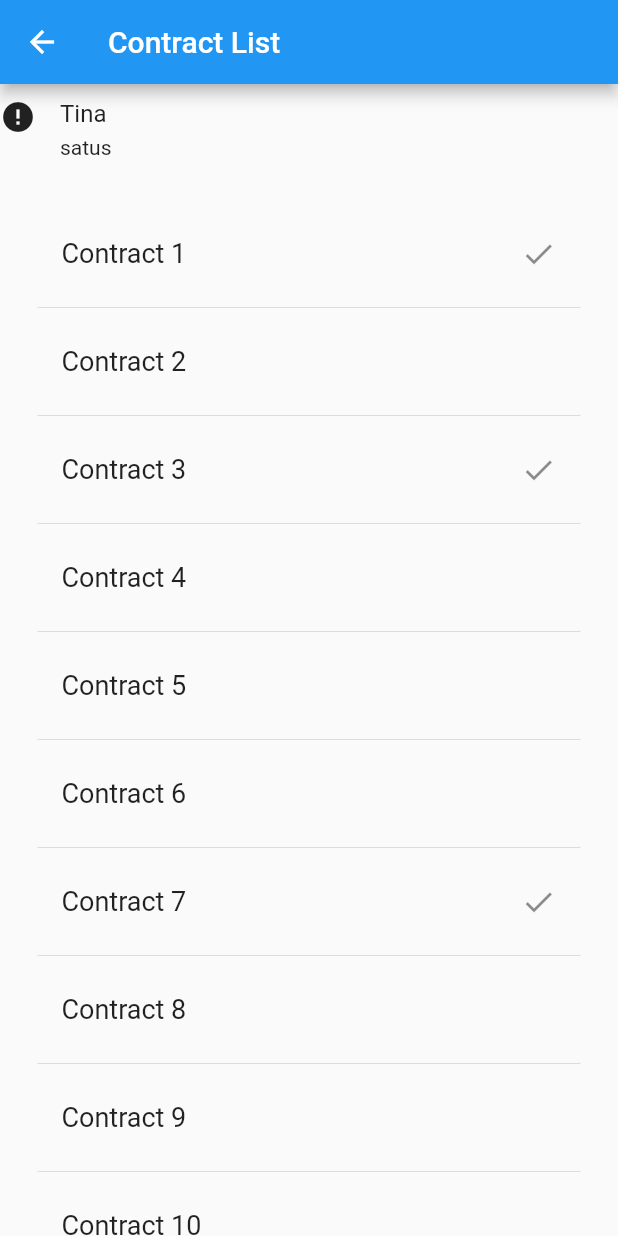
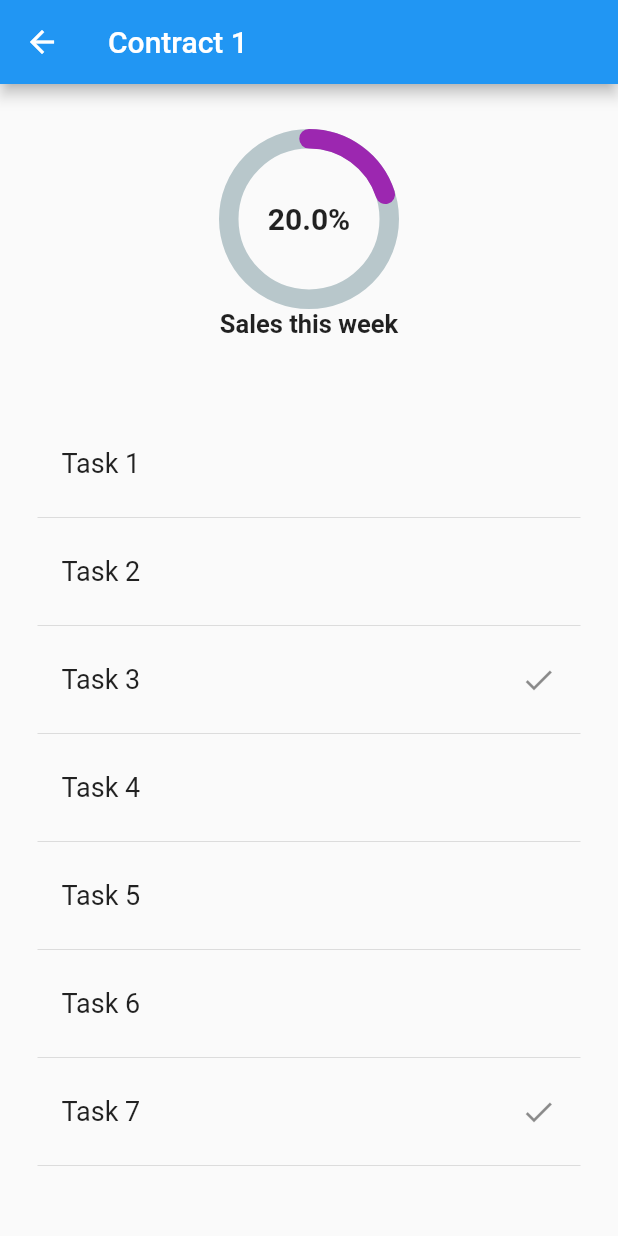
Before and after one commit to nelsontrangithub/task-manager-kore, a Flutter app: the ContractList screen opened by its route, after a tap on "Contract 1", on a phone screen of 412 x 824 dp. Run offline on Flutter 3.47's test engine with Material 2 defaults, Android fonts, the phone set to English and light mode, and no system bars; drawn by our look-alikes of cached_network_image, percent_indicator; network calls fail.

Commit message:
tasklist skeleton

```diff
--- a/kore_app/lib/contract.dart
+++ /dev/null
@@ -1,6 +0,0 @@
-class Contract {
-  String title;
-  bool isCompleted;
-
-  Contract(this.title, this.isCompleted);
-}
--- /dev/null
+++ b/kore_app/lib/contractDetail.dart
@@ -0,0 +1,117 @@
+import 'package:flutter/material.dart';
+import 'package:percent_indicator/circular_percent_indicator.dart';
+import 'data/contract.dart';
+import 'data/task.dart';
+
+class ContractDetailState extends State<ContractDetail> {
+
+  final _biggerFont = const TextStyle(fontSize: 18.0);
+  final _tasks = <Task>[];
+  int _count = 0;
+
+  //one of the state lifecycle function, only load once
+  //good place for dummydata loading
+  @override
+  initState() {
+    super.initState();
+
+    /*dummy data*/
+    _tasks.add(Task("Task 1", false));
+    _tasks.add(Task("Task 2", false));
+    _tasks.add(Task("Task 3", true));
+    _tasks.add(Task("Task 4", false));
+    _tasks.add(Task("Task 5", false));
+    _tasks.add(Task("Task 6", false));
+    _tasks.add(Task("Task 7", true));
+    //initialized the number of completed task
+          _tasks.map((task) => (){
+            if(task.isCompleted){
+                _count++;
+            }
+          });
+
+  }
+
+  @override
+  Widget build(BuildContext context) {
+    return Scaffold(
+      appBar: AppBar(
+        title: Text(widget.contract.title),
+        // actions: <Widget>[      // Add 3 lines from here...
+        //     IconButton(icon: Icon(Icons.list), onPressed: _pushSaved),
+        //   ],
+      ),
+      body: new Column(children: <Widget>[ _buildPercentIndicator(), _buildList()]),
+    );
+  }
+
+  Widget _buildPercentIndicator() {
+    return new Container (
+      padding: const EdgeInsets.symmetric(vertical: 30.0),
+      child: new CircularPercentIndicator(
+                radius: 120.0,
+                lineWidth: 13.0,
+                animation: true,
+                percent: widget.contract.percentage*0.01,
+                center: new Text(
+                  widget.contract.percentage.toString() + "%",
+                  style:
+                      new TextStyle(fontWeight: FontWeight.bold, fontSize: 20.0),
+                ),
+                footer: new Text(
+                  "Sales this week",
+                  style:
+                      new TextStyle(fontWeight: FontWeight.bold, fontSize: 17.0),
+                ),
+                circularStrokeCap: CircularStrokeCap.round,
+                progressColor: Colors.purple,
+              ),
+    );
+  }
+
+  Widget _buildList() {
+    return Flexible(
+        child: ListView.builder(
+            padding: const EdgeInsets.all(25.0),
+            itemBuilder: (context, i) {
+              if (i.isOdd) return Divider();
+
+              final index = i ~/ 2;
+              if (_tasks.length > index) {
+                return _buildRow(_tasks[index]);
+              }
+              return null;
+            }));
+  }
+
+  Widget _buildRow(Task task) {
+    return ListTile(
+      title: Text(
+        task.title,
+        style: _biggerFont,
+      ),
+      trailing: Icon(
+        // Add the lines from here...
+        task.isCompleted ? Icons.done : null,
+      ),
+      onTap: () {
+        setState(() {
+          task.isCompleted = !task.isCompleted;
+          // if(task.isCompleted) _count++;
+          // else _count--;
+          // widget.contract.percentage = _count/_tasks.length;
+        });
+      },
+    );
+  }
+
+}
+
+class ContractDetail extends StatefulWidget {
+  final Contract contract;
+
+  const ContractDetail({Key key, this.contract}): super(key: key);
+
+  @override
+  ContractDetailState createState() => new ContractDetailState();
+}
--- a/kore_app/lib/contractList.dart
+++ b/kore_app/lib/contractList.dart
@@ -1,14 +1,38 @@
 import 'package:flutter/material.dart';
 import 'package:cached_network_image/cached_network_image.dart';
-import 'contract.dart';
+import 'data/contract.dart';
 import 'data/user.dart';
+import 'contractDetail.dart';
 
 class ContractListState extends State<ContractList> {
   final _contractStates = <ContractList>[];
-  final _user = User("Tina", "https://image.flaticon.com/icons/png/128/201/201570.png", "satus");
+  final _user = User("Tina",
+      "https://image.flaticon.com/icons/png/128/201/201570.png", "satus");
   final _contracts = <Contract>[];
   final _biggerFont = const TextStyle(fontSize: 18.0);
+  final _nameFont = const TextStyle(fontSize: 28.0);
   // final Set<ContractInfo> _saved = Set<ContractInfo>();
+
+  //one of the state lifecycle function, only load once
+  //good place for dummydata loading
+  @override
+  initState() {
+    super.initState();
+
+    /*dummy data*/
+    _contracts.add(Contract("Contract 1", false, 20));
+    _contracts.add(Contract("Contract 2", false, 50));
+    _contracts.add(Contract("Contract 3", true, 100));
+    _contracts.add(Contract("Contract 4", false, 40));
+    _contracts.add(Contract("Contract 5", false, 50));
+    _contracts.add(Contract("Contract 6", false, 60));
+    _contracts.add(Contract("Contract 7", true, 70));
+    _contracts.add(Contract("Contract 8", false, 80));
+    _contracts.add(Contract("Contract 9", false, 100));
+    _contracts.add(Contract("Contract 10", false, 100));
+    _contracts.add(Contract("Contract 11", true, 100));
+    _contracts.add(Contract("Contract 12", false, 100));
+  }
 
   @override
   Widget build(BuildContext context) {
@@ -19,55 +43,47 @@ class ContractListState extends State<ContractList> {
         //     IconButton(icon: Icon(Icons.list), onPressed: _pushSaved),
         //   ],
       ),
-    body: new Column(children:<Widget>[_profileRow(), _buildList()]),
+      body: new Column(children: <Widget>[_profileRow(), _buildList()]),
     );
   }
+
   Widget _profileRow() {
     return Container(
-      margin: const EdgeInsets.symmetric(vertical: 10.0),
+      // margin: const EdgeInsets.symmetric(vertical: 0.0),
+      padding: const EdgeInsets.symmetric(vertical: 10.0),
+      decoration: BoxDecoration(
+        color: Colors.black12,
+      ),
       child: new Row(
-        crossAxisAlignment: CrossAxisAlignment.start,
+        crossAxisAlignment: CrossAxisAlignment.center,
         children: <Widget>[
-          new Container(
-            margin: const EdgeInsets.only(right: 16.0),
+          //Using expanded to ensure the image is always sized with contraint
+          Expanded(
+            child: new Container(
+              height: 150.0,
+              // margin: const EdgeInsets.only(left: 20.0, right: 20.0),
               child: new CachedNetworkImage(
                 imageUrl: _user.iconUrl,
                 placeholder: (context, url) => new CircularProgressIndicator(),
                 errorWidget: (context, url, error) => new Icon(Icons.error),
               ),
             ),
-          new Column(
+          ),
+          Expanded(
+          child: new Column(
             crossAxisAlignment: CrossAxisAlignment.start,
             children: <Widget>[
-              new Text(_user.name, style: Theme.of(context).textTheme.subhead),
+              new Text(_user.name, style: _nameFont),
               new Container(
                 margin: const EdgeInsets.only(top: 5.0),
                 child: new Text(_user.status),
               ),
             ],
           ),
+          ),
         ],
       ),
     );
-  }
-
-  @override
-initState() {
-  super.initState();
-
-    /*dummy data*/
-    _contracts.add(Contract("Contract 1", false));
-    _contracts.add(Contract("Contract 2", false));
-    _contracts.add(Contract("Contract 3", true));
-    _contracts.add(Contract("Contract 4", false));
-    _contracts.add(Contract("Contract 5", false));
-    _contracts.add(Contract("Contract 6", false));
-    _contracts.add(Contract("Contract 7", true));
-    _contracts.add(Contract("Contract 8", false));
-    _contracts.add(Contract("Contract 9", false));
-    _contracts.add(Contract("Contract 10", false));
-    _contracts.add(Contract("Contract 11", true));
-    _contracts.add(Contract("Contract 12", false));
   }
 
   Widget _buildList() {
@@ -78,7 +94,7 @@ initState() {
               if (i.isOdd) return Divider();
 
               final index = i ~/ 2;
-        if(_contracts.length>index){
+              if (_contracts.length > index) {
                 return _buildRow(_contracts[index]);
               }
               return null;
@@ -91,12 +107,15 @@ Widget _buildRow(Contract contract) {
         contract.title,
         style: _biggerFont,
       ),
-    trailing: Icon(   // Add the lines from here...
-      contract.isCompleted ? Icons.done : null,
+      trailing: Icon(
+        // Add the lines from here...
+        contract.percentage>=100 ? Icons.done : null,
       ),
       onTap: () {
+        Navigator.push(context,
+          MaterialPageRoute(
+            builder: (context) => ContractDetail(contract: contract),));
         setState(() {
-      contract.isCompleted = !contract.isCompleted;
           // if (contact.isCompleted) {
           //   _saved.remove(pair);
           // } else {
--- /dev/null
+++ b/kore_app/lib/data/contract.dart
@@ -0,0 +1,6 @@
+class Contract {
+  String title;
+  bool isCompleted;
+  double percentage;
+  Contract(this.title, this.isCompleted, this.percentage);
+}
--- /dev/null
+++ b/kore_app/lib/data/task.dart
@@ -0,0 +1,5 @@
+class Task {
+  String title;
+  bool isCompleted;
+  Task(this.title, this.isCompleted);
+}
--- a/kore_app/pubspec.yaml
+++ b/kore_app/pubspec.yaml
@@ -24,6 +24,7 @@ dependencies:
   # Use with the CupertinoIcons class for iOS style icons.
   cupertino_icons: ^0.1.2
   cached_network_image: ^0.7.0
+  percent_indicator: "^1.0.15"
 
 dev_dependencies:
   flutter_test:
```
Also changed, not shown: kore_app/lib/main.dart (+9 -8 lines), kore_app/lib/contractInfo.dart (deleted). Lines whose indentation alone changed are shown as unchanged.
